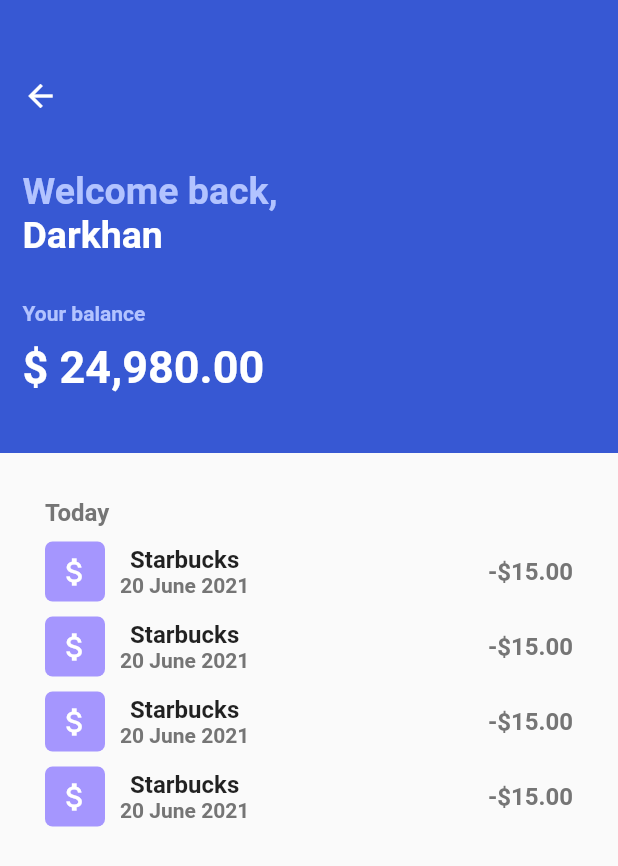
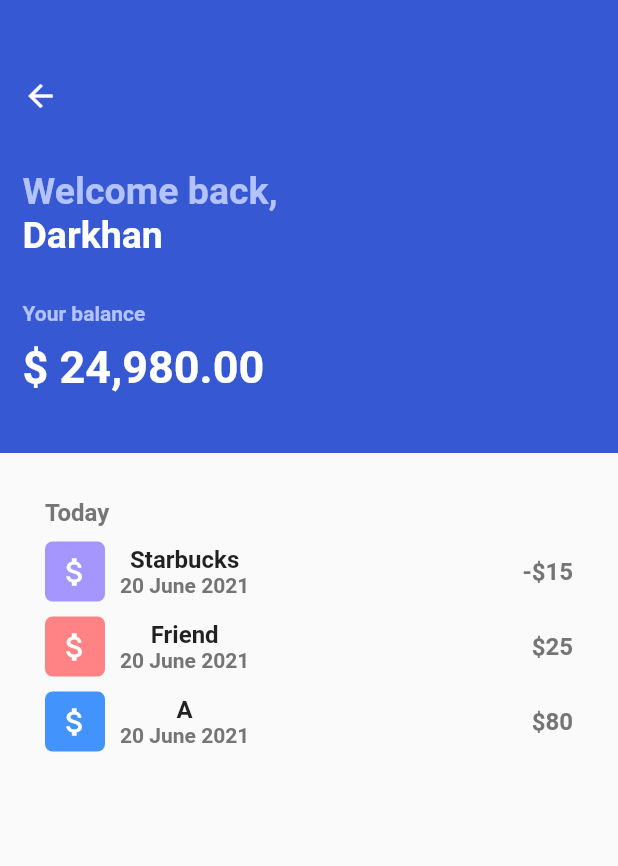
Before and after one commit to Crepiks/psb-payments, a Flutter app: the TransactionsScreen screen opened directly, on a phone screen of 412 x 824 dp. Shown: the top 866 px of the screen. Run offline on Flutter 3.47's test engine with Material 2 defaults, Android fonts, the phone set to English and light mode, and no system bars.

Commit message:
feat: add mock data to generate dynamic list of transactions

```diff
--- a/lib/widgets/transactions/transaction_list.dart
+++ b/lib/widgets/transactions/transaction_list.dart
@@ -1,6 +1,27 @@
 import 'package:flutter/material.dart';
 
 class TransactionList extends StatelessWidget {
+  final List<Map<dynamic, dynamic>> mockData = [
+    {
+      'transactionName': 'Starbucks',
+      'transactionPrice': -15,
+      'transactionDate': '20 June 2021',
+      'badgeColor': Color(0xFFA596FE)
+    },
+    {
+      'transactionName': 'Friend',
+      'transactionPrice': 25,
+      'transactionDate': '20 June 2021',
+      'badgeColor': Color(0xFFFF8385)
+    },
+    {
+      'transactionName': 'A',
+      'transactionPrice': 80,
+      'transactionDate': '20 June 2021',
+      'badgeColor': Color(0xFF4393FD)
+    },
+  ];
+
   @override
   Widget build(BuildContext context) {
     return Container(
@@ -24,14 +45,17 @@
           Container(
             height: 300,
             child: ListView.builder(
-              itemBuilder: (context, number) => Padding(
+              itemBuilder: (context, index) => Padding(
                 padding: const EdgeInsets.only(bottom: 10),
                 child: TransactionItem(
-                  price: '15',
+                  price: mockData[index]['transactionPrice'],
+                  name: mockData[index]['transactionName'],
+                  date: mockData[index]['transactionDate'],
+                  color: mockData[index]['badgeColor'],
                   key: UniqueKey(),
                 ),
               ),
-              itemCount: 4,
+              itemCount: mockData.length,
             ),
           )
         ],
@@ -41,11 +65,27 @@
 }
 
 class TransactionItem extends StatelessWidget {
-  final String price;
-  const TransactionItem({Key? key, required this.price}) : super(key: key);
+  final int price;
+  final String name;
+  final String date;
+  final Color color;
+  const TransactionItem(
+      {Key? key,
+      required this.price,
+      required this.name,
+      required this.date,
+      required this.color})
+      : super(key: key);
 
   @override
   Widget build(BuildContext context) {
+    String parsedPrice;
+    if (price > 0) {
+      parsedPrice = price.toString();
+    } else {
+      parsedPrice = price.toString().substring(1);
+    }
+
     return Container(
       child: Row(
         mainAxisAlignment: MainAxisAlignment.spaceBetween,
@@ -57,7 +97,7 @@
                 height: 40,
                 margin: EdgeInsets.only(right: 10),
                 decoration: BoxDecoration(
-                  color: Color(0xFFA596FE),
+                  color: color,
                   borderRadius: BorderRadius.circular(5),
                 ),
                 child: Icon(
@@ -68,11 +108,11 @@
               Column(
                 children: <Widget>[
                   Text(
-                    'Starbucks',
+                    name,
                     style: TextStyle(fontWeight: FontWeight.bold, fontSize: 16),
                   ),
                   Text(
-                    '20 June 2021',
+                    date,
                     style: TextStyle(
                       color: Colors.grey[600],
                       fontWeight: FontWeight.bold,
@@ -83,7 +123,7 @@
             ],
           ),
           Text(
-            '-\$$price.00',
+            price < 0 ? '-\$$parsedPrice' : '\$$parsedPrice',
             style: TextStyle(
               color: Colors.grey[600],
               fontSize: 16,
```
